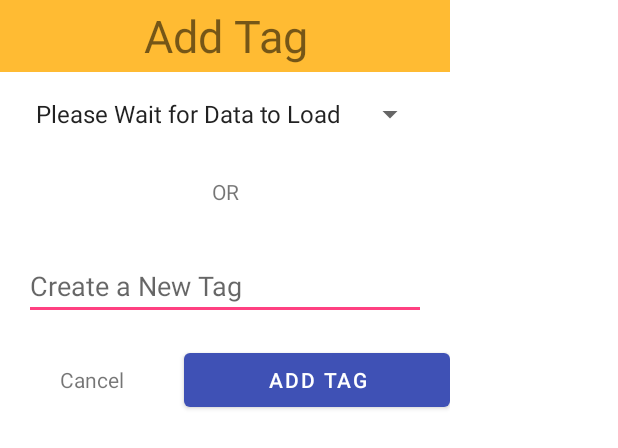
After one commit to BohemianDan/HealthApp, an Android app: the layout fragment_dialog.xml on its own in the app's theme, with its tools: preview values and no code run, on a phone screen of 412 x 824 dp. The commit adds this screen. Shown: the top 448 px of the screen. Run offline under Robolectric (Android 15) with nearby library versions, the phone set to English and light mode, and no system bars.

Commit message:
Basic Patterns/Tags

```diff
--- a/app/build.gradle
+++ b/app/build.gradle
@@ -35,6 +35,7 @@ dependencies {
     implementation 'androidx.core:core-ktx:1.3.1'
     implementation 'androidx.appcompat:appcompat:1.2.0'
     implementation 'androidx.constraintlayout:constraintlayout:1.1.3'
+    implementation 'androidx.legacy:legacy-support-v4:1.0.0'
     testImplementation 'junit:junit:4.12'
     androidTestImplementation 'androidx.test.ext:junit:1.1.1'
     androidTestImplementation 'androidx.test.espresso:espresso-core:3.2.0'
--- a/app/src/main/java/com/example/selfevident/casedatabase/CaseRoomDatabase.kt
+++ b/app/src/main/java/com/example/selfevident/casedatabase/CaseRoomDatabase.kt
@@ -13,7 +13,7 @@ import kotlinx.coroutines.launch
  * This is the backend. The database. This used to be done by the OpenHelper.
  * The fact that this has very few comments emphasizes its coolness.
  */
-@Database(entities = [Case::class], version = 1)
+@Database(entities = [Case::class, Pattern::class, Cross::class], version = 1)
 abstract class CaseRoomDatabase : RoomDatabase() {
 
     abstract fun wordDao(): CaseDao
--- a/app/src/main/java/com/example/selfevident/patterndatabase/Cross.kt
+++ b/app/src/main/java/com/example/selfevident/casedatabase/Cross.kt
@@ -1,4 +1,4 @@
-package com.example.selfevident.patterndatabase
+package com.example.selfevident.casedatabase
 
 import androidx.room.ColumnInfo
 import androidx.room.Entity
@@ -10,5 +10,5 @@ import com.example.selfevident.Converters
 @TypeConverters(Converters::class)
 data class Cross(
     @ColumnInfo(name = "cid") val cid: Int,
-    @ColumnInfo(name = "pid") val pid: Int
+    @ColumnInfo(name = "pid") val pid: String
 )
--- a/app/src/main/java/com/example/selfevident/patterndatabase/Pattern.kt
+++ b/app/src/main/java/com/example/selfevident/casedatabase/Pattern.kt
@@ -1,4 +1,4 @@
-package com.example.selfevident.patterndatabase
+package com.example.selfevident.casedatabase
 
 import androidx.room.ColumnInfo
 import androidx.room.Entity
@@ -10,6 +10,5 @@ import java.sql.Date
 @Entity(tableName = "pattern_table")
 @TypeConverters(Converters::class)
 data class Pattern(
-    @PrimaryKey(autoGenerate = true) val id: Int,
-    @ColumnInfo(name = "relationship") val relationship: String
+    @PrimaryKey @ColumnInfo(name = "id") val relationship: String
 )
--- a/app/src/main/res/layout/activity_main.xml
+++ b/app/src/main/res/layout/activity_main.xml
@@ -25,7 +25,7 @@
             android:layout_width="wrap_content"
             android:layout_height="wrap_content"
             android:layout_margin="16dp"
-            android:contentDescription="@string/add_word"
+            android:contentDescription="@string/add_case"
             android:src="@drawable/ic_baseline_add_24"/>
 
 </androidx.constraintlayout.widget.ConstraintLayout>
--- /dev/null
+++ b/app/src/main/res/layout/fragment_dialog.xml
@@ -0,0 +1,58 @@
+<LinearLayout xmlns:android="http://schemas.android.com/apk/res/android"
+    android:orientation="vertical"
+    android:layout_width="wrap_content"
+    android:minWidth="@dimen/min_width"
+    android:layout_height="wrap_content">
+    <TextView
+        android:text = "@string/button_pattern"
+        android:gravity = "center"
+        android:layout_width="match_parent"
+        android:layout_height="@dimen/min_height"
+        android:scaleType="center"
+        android:background="#FFFFBB33"
+        android:textSize="30sp"
+        android:contentDescription="@string/app_name" />
+    <Spinner
+        android:layout_width="match_parent"
+        android:layout_height="wrap_content"
+        android:id="@+id/tagsSpinner"
+        android:entries="@array/default_array"
+        android:layout_margin="@dimen/big_padding"
+        android:spinnerMode="dropdown" />
+    <TextView
+        android:text = "@string/or"
+        android:gravity = "center"
+        android:layout_width="match_parent"
+        android:layout_height="@dimen/min_height"
+        android:scaleType="center"
+        android:contentDescription="@string/app_name" />
+    <EditText
+        android:id="@+id/newPatternEdit"
+        android:layout_width="match_parent"
+        android:layout_height="wrap_content"
+        android:layout_margin="@dimen/big_padding"
+        android:hint="@string/add_pattern"
+        android:inputType="text"
+        android:importantForAutofill="no" />
+
+    <LinearLayout
+        android:layout_width="match_parent"
+        android:layout_height="match_parent"
+        android:orientation="horizontal">
+
+        <TextView
+            android:id="@+id/noBtn"
+            android:layout_width="wrap_content"
+            android:layout_height="wrap_content"
+            android:layout_weight="1"
+            android:gravity="center"
+            android:text="@string/cancel" />
+
+        <Button
+            android:id="@+id/addTagBtn"
+            android:layout_width="wrap_content"
+            android:layout_height="wrap_content"
+            android:layout_weight="1"
+            android:text="@string/button_pattern" />
+    </LinearLayout>
+</LinearLayout>
--- a/app/src/main/res/values/arrays.xml
+++ b/app/src/main/res/values/arrays.xml
@@ -16,4 +16,7 @@
         <item>10: Ecstatic</item>
 
     </array>
+    <array name="default_array">
+        <item>Please Wait for Data to Load</item>
+    </array>
 </resources>
--- a/app/src/main/res/values/dimens.xml
+++ b/app/src/main/res/values/dimens.xml
@@ -3,4 +3,6 @@
     <dimen name="small_padding">8dp</dimen>
     <dimen name="big_padding">16dp</dimen>
     <dimen name="min_height">48dp</dimen>
+    <dimen name="min_width">288dp</dimen>
+
 </resources>
--- a/app/src/main/res/values/strings.xml
+++ b/app/src/main/res/values/strings.xml
@@ -6,8 +6,8 @@
     <string name="hint_story">Complete Summary of What Happened…</string>
     <string name="button_save">Save</string>
     <string name="empty_not_saved">0–10 Rating and Quick Summary Required to Save</string>
-    <string name="add_word">Add word</string>
-    <string name="button_pattern">Add to Pattern</string>
+    <string name="add_pattern">Create a New Tag</string>
+    <string name="button_pattern">Add Tag</string>
     <string name="default_text">Loading…</string>
     <string name="null_default">None</string>
     <string name="view_title">Feeling:</string>
@@ -15,4 +15,11 @@
     <string name="view_pattern">Patterns:</string>
     <string name="view_story">Full Story:</string>
     <string name="view_rating">Rating:</string>
+    <string name="hint_pattern">Describe the pattern you\'ve observed…</string>
+    <string name="or">OR</string>
+    <string name="andor">AND/OR</string>
+    <string name="add_case">Add New Event</string>
+    <string name="add_tag">Add Tag To Event</string>
+    <string name="cancel">Cancel</string>
+
 </resources>
```
Also changed, not shown: app/src/main/AndroidManifest.xml (+3 -4 lines), app/src/main/java/com/example/selfevident/SearchActivity.kt (deleted, +0 -11 lines), app/src/main/java/com/example/selfevident/ViewActivity.kt (+77 -6 lines), app/src/main/java/com/example/selfevident/casedatabase/CaseDao.kt (+37 -10 lines), app/src/main/java/com/example/selfevident/casedatabase/CaseRepository.kt (+45 -4 lines), app/src/main/java/com/example/selfevident/casedatabase/CaseViewModel.kt (+30 -4 lines), app/src/main/java/com/example/selfevident/patterndatabase/PatternDao.kt (deleted, +0 -34 lines), app/src/main/java/com/example/selfevident/patterndatabase/PatternRepository.kt (deleted, +0 -33 lines), app/src/main/res/layout/activity_search.xml (deleted, +0 -10 lines).
